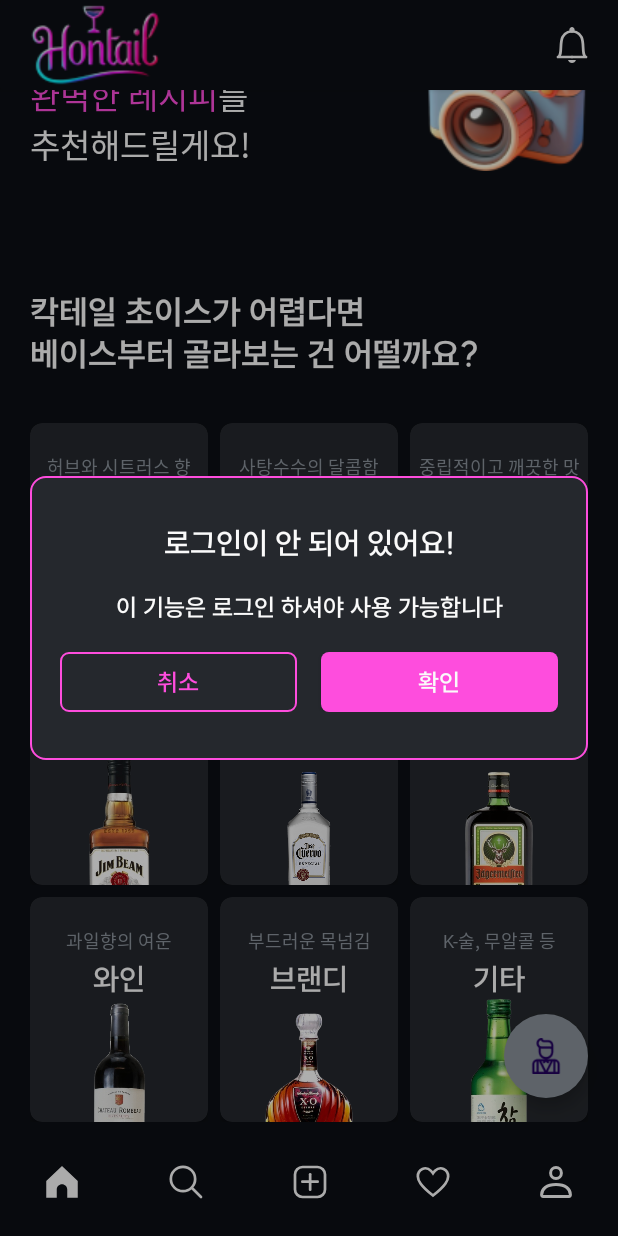
After one commit to kdh4718/Hontail, an Android app: the fragment DialogToLoginFragment placed in its activity, on a phone screen of 412 x 824 dp. The commit adds this screen. Run offline under Robolectric (Android 15) with nearby library versions, the phone set to English and light mode, and no system bars.

Commit message:
[Feat] Add DialogToLoginFragment #front

```diff
--- a/Hontail/app/src/main/java/com/hontail/ui/cocktail/screen/CocktailCommentBottomSheetFragment.kt
+++ b/Hontail/app/src/main/java/com/hontail/ui/cocktail/screen/CocktailCommentBottomSheetFragment.kt
@@ -14,6 +14,7 @@
 import com.hontail.ui.MainActivityViewModel
 import com.hontail.ui.cocktail.adapter.CocktailCommentAdapter
 import com.hontail.ui.cocktail.viewmodel.CocktailCommentViewModel
+import com.hontail.util.DialogToLoginFragment
 import kotlin.math.absoluteValue
 
 class CocktailCommentBottomSheetFragment : BaseBottomSheetFragment<FragmentCocktailCommentBottomSheetBinding>(
@@ -93,6 +94,16 @@
 
         binding.apply {
 
+            editTextCocktailCommentBottomSheetMessage.setOnClickListener {
+
+                val userId = viewModel.userId.value
+
+                if(userId == 0) {
+                    val dialog = DialogToLoginFragment()
+                    dialog.show(parentFragmentManager, "DialogToLoginFragment")
+                }
+            }
+
             // 댓글 전송 버튼
             imageViewCocktailCommentBottomSheetSend.setOnClickListener {
 
--- /dev/null
+++ b/Hontail/app/src/main/java/com/hontail/util/DialogToLoginFragment.kt
@@ -0,0 +1,80 @@
+package com.hontail.util
+
+import android.content.Context
+import android.content.Intent
+import android.graphics.Color
+import android.graphics.drawable.ColorDrawable
+import android.os.Bundle
+import android.util.TypedValue
+import android.view.LayoutInflater
+import android.view.View
+import android.view.ViewGroup
+import androidx.fragment.app.DialogFragment
+import com.hontail.databinding.FragmentDialogToLoginBinding
+import com.hontail.ui.LoginActivity
+import com.hontail.ui.MainActivity
+
+class DialogToLoginFragment: DialogFragment() {
+
+    private lateinit var binding: FragmentDialogToLoginBinding
+
+    private lateinit var mainActivity: MainActivity
+
+    override fun onAttach(context: Context) {
+        super.onAttach(context)
+        mainActivity = context as MainActivity
+    }
+
+    override fun onStart() {
+        super.onStart()
+
+        dialog?.window?.setBackgroundDrawable(ColorDrawable(Color.TRANSPARENT))
+
+        val window = dialog?.window
+        val params = window?.attributes
+
+        // 화면 너비에서 20dp 양쪽 margin을 제외한 크기 계산
+        val marginInPx = TypedValue.applyDimension(
+            TypedValue.COMPLEX_UNIT_DIP, 20f, resources.displayMetrics
+        ).toInt()
+        params?.width = resources.displayMetrics.widthPixels - (marginInPx * 2)
+        params?.height = ViewGroup.LayoutParams.WRAP_CONTENT
+
+        // 설정된 LayoutParams를 다이얼로그에 적용
+        window?.attributes = params
+    }
+
+    override fun onCreateView(inflater: LayoutInflater, container: ViewGroup?, savedInstanceState: Bundle?): View? {
+        binding = FragmentDialogToLoginBinding.inflate(inflater, container, false)
+        return binding.root
+    }
+
+    override fun onViewCreated(view: View, savedInstanceState: Bundle?) {
+        super.onViewCreated(view, savedInstanceState)
+
+        initEvent()
+    }
+
+    // 이벤트
+    private fun initEvent() {
+
+        binding.apply {
+
+            // 취소 버튼
+            buttonDialogToLoginCancel.setOnClickListener {
+                dismiss()
+            }
+
+            // 확인 버튼
+            buttonDialogToLoginConfirm.setOnClickListener {
+
+                val intent = Intent(mainActivity, LoginActivity::class.java)
+                startActivity(intent)
+
+                mainActivity.finish()
+
+                dismiss()
+            }
+        }
+    }
+}
--- /dev/null
+++ b/Hontail/app/src/main/res/drawable/button_background_dialog_cancel.xml
@@ -0,0 +1,6 @@
+<?xml version="1.0" encoding="utf-8"?>
+<shape xmlns:android="http://schemas.android.com/apk/res/android" android:shape="rectangle">
+    <corners android:radius="5dp"/>
+    <solid android:color="@android:color/transparent"/>
+    <stroke android:width="1dp" android:color="@color/basic_pink"/>
+</shape>
--- /dev/null
+++ b/Hontail/app/src/main/res/drawable/button_background_dialog_confirm.xml
@@ -0,0 +1,5 @@
+<?xml version="1.0" encoding="utf-8"?>
+<shape xmlns:android="http://schemas.android.com/apk/res/android" android:shape="rectangle">
+    <corners android:radius="5dp"/>
+    <solid android:color="@color/basic_pink"/>
+</shape>
--- /dev/null
+++ b/Hontail/app/src/main/res/layout/fragment_dialog_to_login.xml
@@ -0,0 +1,67 @@
+<?xml version="1.0" encoding="utf-8"?>
+<androidx.constraintlayout.widget.ConstraintLayout xmlns:android="http://schemas.android.com/apk/res/android"
+    android:layout_width="match_parent"
+    android:layout_height="wrap_content"
+    xmlns:app="http://schemas.android.com/apk/res-auto"
+    android:background="@drawable/dialog_background"
+    android:layout_marginHorizontal="20dp">
+
+    <TextView
+        android:id="@+id/textViewDialogToLoginTitle"
+        android:layout_width="wrap_content"
+        android:layout_height="wrap_content"
+        android:text="로그인이 안 되어 있어요!"
+        style="@style/Font_SemiBold_20_Basic_White"
+        app:layout_constraintTop_toTopOf="parent"
+        app:layout_constraintStart_toStartOf="parent"
+        app:layout_constraintEnd_toEndOf="parent" />
+
+    <TextView
+        android:id="@+id/textViewDialogToLoginContent"
+        android:layout_width="wrap_content"
+        android:layout_height="wrap_content"
+        android:text="이 기능은 로그인 하셔야 사용 가능합니다"
+        style="@style/Font_SemiBold_16_Basic_White"
+        android:layout_marginTop="20dp"
+        app:layout_constraintTop_toBottomOf="@+id/textViewDialogToLoginTitle"
+        app:layout_constraintStart_toStartOf="parent"
+        app:layout_constraintEnd_toEndOf="parent" />
+
+
+    <!-- 버튼 영역을 LinearLayout으로 감싸기 -->
+    <LinearLayout
+        android:id="@+id/linearLayoutButtons"
+        android:layout_width="match_parent"
+        android:layout_height="wrap_content"
+        android:orientation="horizontal"
+        android:layout_marginTop="20dp"
+        app:layout_constraintTop_toBottomOf="@+id/textViewDialogToLoginContent"
+        app:layout_constraintStart_toStartOf="parent"
+        app:layout_constraintEnd_toEndOf="parent"
+        app:layout_constraintBottom_toBottomOf="parent">
+
+        <!-- 취소 버튼 -->
+        <androidx.appcompat.widget.AppCompatButton
+            android:id="@+id/buttonDialogToLoginCancel"
+            android:layout_width="0dp"
+            android:layout_height="40dp"
+            android:text="취소"
+            style="@style/Font_SemiBold_16_Basic_Pink"
+            android:background="@drawable/button_background_dialog_cancel"
+            android:layout_weight="1"
+            android:layout_marginEnd="8dp"/>  <!-- ✅ 버튼 사이 간격 조정 -->
+
+        <!-- 확인 버튼 -->
+        <androidx.appcompat.widget.AppCompatButton
+            android:id="@+id/buttonDialogToLoginConfirm"
+            android:layout_width="0dp"
+            android:layout_height="40dp"
+            android:text="확인"
+            style="@style/Font_SemiBold_16_Basic_White"
+            android:background="@drawable/button_background_dialog_confirm"
+            android:layout_weight="1"
+            android:layout_marginStart="8dp"/>  <!-- ✅ 버튼 사이 간격 조정 -->
+
+    </LinearLayout>
+
+</androidx.constraintlayout.widget.ConstraintLayout>
```
